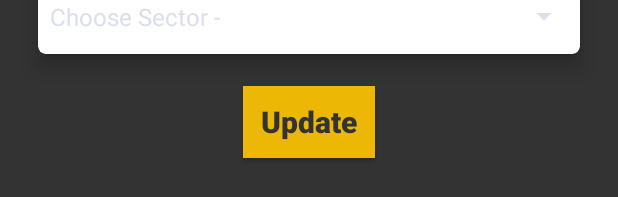
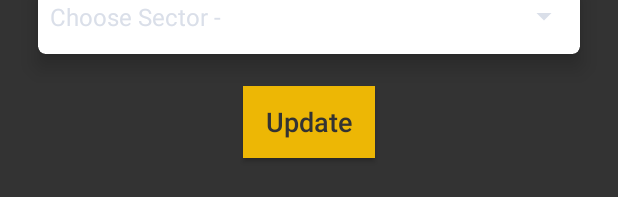
Before and after one commit to CreateDevel0pment/Task_Management_App, an Android app: the layout activity_profile_settings.xml on its own in the app's theme, with its tools: preview values and no code run, on a phone screen of 412 x 824 dp. Shown: the part 985-1182 px from the top of the screen. Run offline under Robolectric (Android 15) with nearby library versions, the phone set to English and light mode, and no system bars; Roboto replaces fonts that are not available here.

Commit message:
Bug fixes

```diff
--- a/app/src/main/res/layout/activity_profile_settings.xml
+++ b/app/src/main/res/layout/activity_profile_settings.xml
@@ -158,6 +158,8 @@
             </androidx.cardview.widget.CardView>
 
             <Button
+                android:paddingStart="8dp"
+                android:paddingEnd="8dp"
                 android:id="@+id/edit_button"
                 android:layout_width="wrap_content"
                 android:layout_height="wrap_content"
@@ -169,8 +171,7 @@
                 android:textAlignment="center"
                 android:textAllCaps="false"
                 android:textColor="@color/colorPrimaryDarkMode"
-                android:textSize="20sp"
-                android:textStyle="bold"
+                android:textSize="18sp"
                 android:layout_centerHorizontal="true"
                 />
 
```
Also changed, not shown: app/src/main/java/com/example/codeacademyapp/adapters/PrivateMessageAdapter.java (+15 -11 lines).
